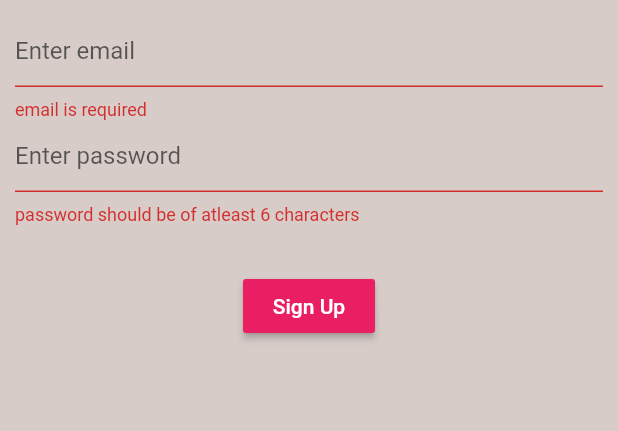
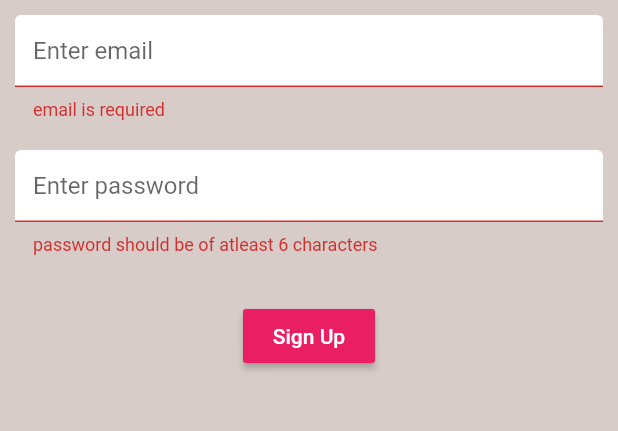
Before and after one commit to pranav-pundeer/Beverr, a Flutter app: the Register screen opened directly with empty values, after a tap on "Sign Up", on a phone screen of 412 x 824 dp, the part 84-515 px from its top. Run offline on Flutter 3.47's test engine with Material 2 defaults, Android fonts, the phone set to English and light mode, and no system bars; our stand-ins replace firebase_auth, firebase_core, flutter_spinkit; accounts and stored records are empty.

Commit message:
Update register.dart

```diff
--- a/lib/screens/authentication/register.dart
+++ b/lib/screens/authentication/register.dart
@@ -1,4 +1,6 @@
+import 'package:beverr/constants/loading.dart';
 import 'package:flutter/material.dart';
+import '../../constants/text.dart';
 import '../../services/auth.dart';
 
 class Register extends StatefulWidget {
@@ -15,7 +17,7 @@ class _RegisterState extends State<Register> {
   //form key to enable form validation, because we dont want to send
   //empty requests to firebase auth
   final _formkey = GlobalKey<FormState>();
-
+  bool loading= false;
   final AuthService _auth= AuthService();
   String email= "";
   String password= "";
@@ -23,7 +25,7 @@ class _RegisterState extends State<Register> {
 
   @override
   Widget build(BuildContext context) {
-    return Scaffold(
+    return loading? const Loading(): Scaffold(
       backgroundColor: Colors.brown[100],
       appBar: AppBar(
         actions: [
@@ -47,23 +49,20 @@ class _RegisterState extends State<Register> {
                 validator: (value){
                   return value!.isEmpty? 'email is required': null;
                 },
-                decoration: const InputDecoration(
-                  hintText: "Enter email",
-                ),
+                decoration: textFieldDecoration.copyWith(hintText: 'Enter email'),
                 onChanged: (value){
                   setState((){
                     email= value;
                   });
                 },
               ),
+              const SizedBox(height: 20,),
               TextFormField(
                 validator: (value){
                   return value!.length< 6? 'password should be of atleast 6 characters': null;
                 },
                 obscureText: true,
-                decoration: const InputDecoration(
-                  hintText: "Enter password",
-                ),
+                decoration: textFieldDecoration.copyWith(hintText: 'Enter password'),
                 onChanged: (value){
                   setState((){
                     password= value;
@@ -74,10 +73,11 @@ class _RegisterState extends State<Register> {
               RaisedButton(
                 onPressed: ()async{
                   if(_formkey.currentState!.validate()){
+                    setState(()=>loading= true);
                     dynamic result= await _auth.registerWithMailAndPassword(email, password);
                     if(result== null){
-                      print('no');
                       setState(()=> errorMessage= 'please enter a valid email');
+                      loading= false;
                     }
                   }
                 },
```
